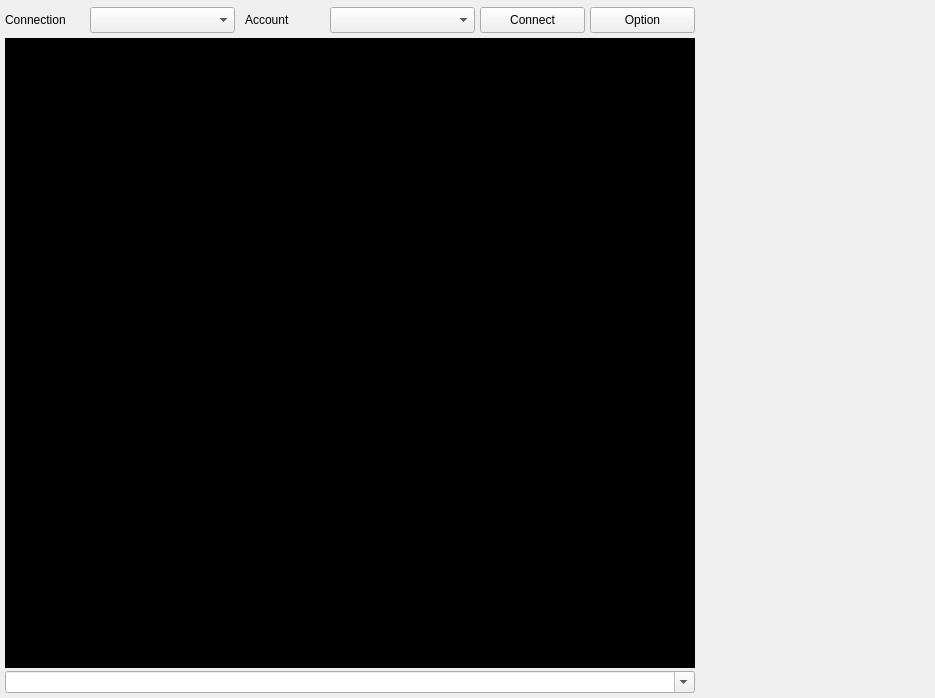
The window that src/devclient/gui_src/gui.ui (develer-staff/devclient) describes before a commit, drawn with Qt 5.
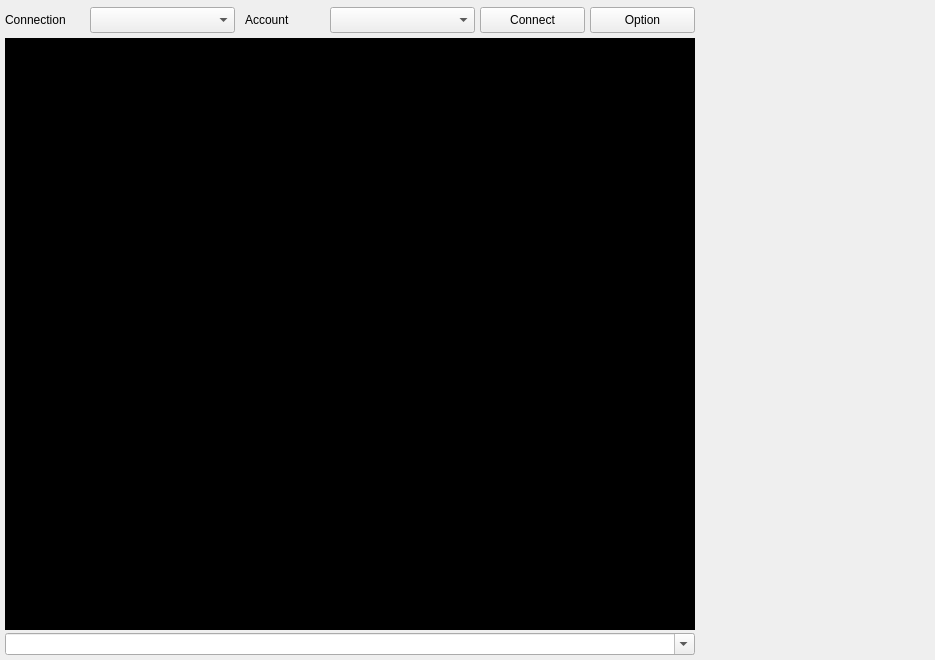
The same window after the commit. Icons and pictures are not drawn.

Commit message: ridotte le dimensioni in altezza del client per una migliore visualizzazione (salvo resize) su mac

```diff
--- a/src/devclient/gui_src/gui.ui
+++ b/src/devclient/gui_src/gui.ui
@@ -6,7 +6,7 @@
     <x>0</x>
     <y>0</y>
     <width>935</width>
-    <height>698</height>
+    <height>660</height>
    </rect>
   </property>
   <property name="windowTitle" >
```
The commit also changes 1 other file.
